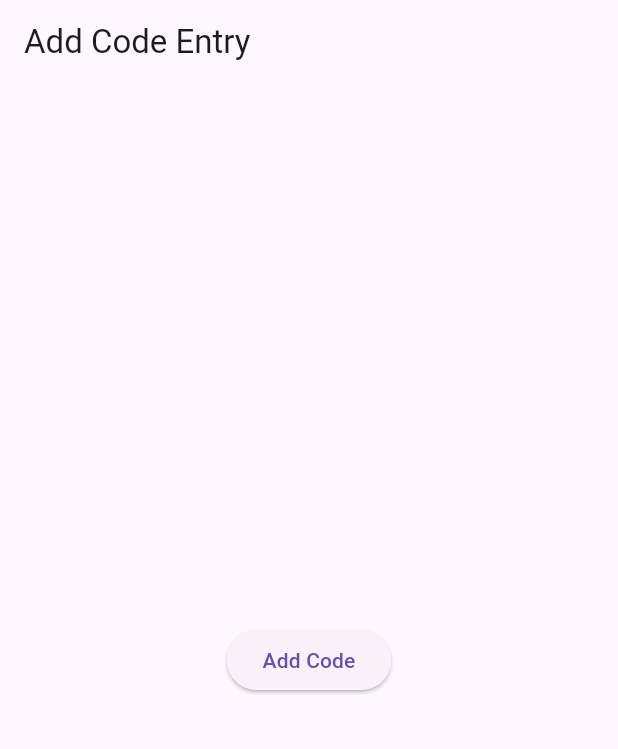
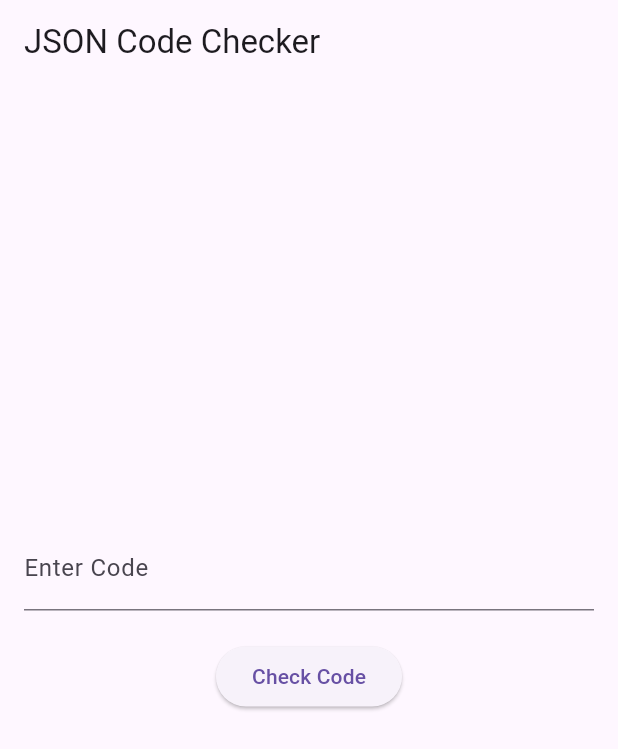
Before and after one commit to Thor-the-Dwarf/FlutterAndServer, a Flutter app: the screen it shows after launch, on a phone screen of 412 x 824 dp. Shown: the top 749 px of the screen. Run offline on Flutter 3.47's test engine with Material 3 defaults, Android fonts, the phone set to English and light mode, and no system bars.

Commit message:
Login verändert

```diff
--- a/lib/main.dart
+++ b/lib/main.dart
@@ -2,47 +2,93 @@ import 'package:flutter/material.dart';
 import 'package:http/http.dart' as http;
 import 'dart:convert';
 
-void main() => runApp(MyApp());
+void main() {
+  runApp(MyApp());
+}
 
 class MyApp extends StatelessWidget {
   @override
   Widget build(BuildContext context) {
     return MaterialApp(
-      home: Scaffold(
-        appBar: AppBar(
-          title: Text('Add Code Entry'),
-        ),
-        body: Center(
-          child: ElevatedButton(
-            onPressed: addCodeEntry,
-            child: Text('Add Code'),
-          ),
+      title: 'JSON Code Checker',
+      theme: ThemeData(
+        primarySwatch: Colors.blue,
+      ),
+      home: MyHomePage(),
+    );
+  }
+}
+
+class MyHomePage extends StatefulWidget {
+  @override
+  _MyHomePageState createState() => _MyHomePageState();
+}
+
+class _MyHomePageState extends State<MyHomePage> {
+  final TextEditingController _controller = TextEditingController();
+  String _message = '';
+
+  Future<void> _checkCode(String code) async {
+    final url = Uri.parse('https://json-14b8do3aa-thors-projects-4af47ea1.vercel.app/codes');
+
+    try {
+      final response = await http.get(url);
+
+      if (response.statusCode == 200) {
+        final List<dynamic> data = json.decode(response.body);
+        final codeExists = data.any((item) => item['code'] == code);
+
+        setState(() {
+          if (codeExists) {
+            _message = 'Code found!';
+          } else {
+            _message = 'Code not found!';
+          }
+        });
+      } else {
+        setState(() {
+          _message = 'Error: ${response.statusCode}';
+        });
+      }
+    } catch (e) {
+      setState(() {
+        _message = 'Error: $e';
+      });
+    }
+  }
+
+  @override
+  Widget build(BuildContext context) {
+    return Scaffold(
+      appBar: AppBar(
+        title: Text('JSON Code Checker'),
+      ),
+      body: Padding(
+        padding: const EdgeInsets.all(16.0),
+        child: Column(
+          mainAxisAlignment: MainAxisAlignment.center,
+          children: <Widget>[
+            TextField(
+              controller: _controller,
+              decoration: InputDecoration(
+                labelText: 'Enter Code',
+              ),
+            ),
+            SizedBox(height: 20),
+            ElevatedButton(
+              onPressed: () {
+                _checkCode(_controller.text);
+              },
+              child: Text('Check Code'),
+            ),
+            SizedBox(height: 20),
+            Text(
+              _message,
+              style: TextStyle(fontSize: 24, color: Colors.red),
+            ),
+          ],
         ),
       ),
     );
   }
-
-  Future<void> addCodeEntry() async {
-    const url = 'http://localhost:3000/codes';
-    final newEntry = {
-      'id': null,  // Die ID wird normalerweise vom Server generiert
-      'code': '54321'
-    };
-
-    try {
-      final postResponse = await http.post(
-        Uri.parse(url),
-        headers: {'Content-Type': 'application/json'},
-        body: json.encode(newEntry),
-      );
-
-      if (postResponse.statusCode == 201 || postResponse.statusCode == 200) {
-        print('Eintrag hinzugefügt');
-      } else {
-        print('Fehler beim Hinzufügen des Eintrags: ${postResponse.statusCode}');
-      }
-    } catch (e) {
-      print('Fehler: $e');
-    }
-  }
 }
--- a/pubspec.yaml
+++ b/pubspec.yaml
@@ -42,6 +42,8 @@ dependencies:
 dev_dependencies:
   flutter_test:
     sdk: flutter
+  build_runner: ^2.4.0
+  build_web_compilers: ^4.0.4
 
   # The "flutter_lints" package below contains a set of recommended lints to
   # encourage good coding practices. The lint set provided by the package is
```
Also changed, not shown: pubspec.lock, 2 other files.
